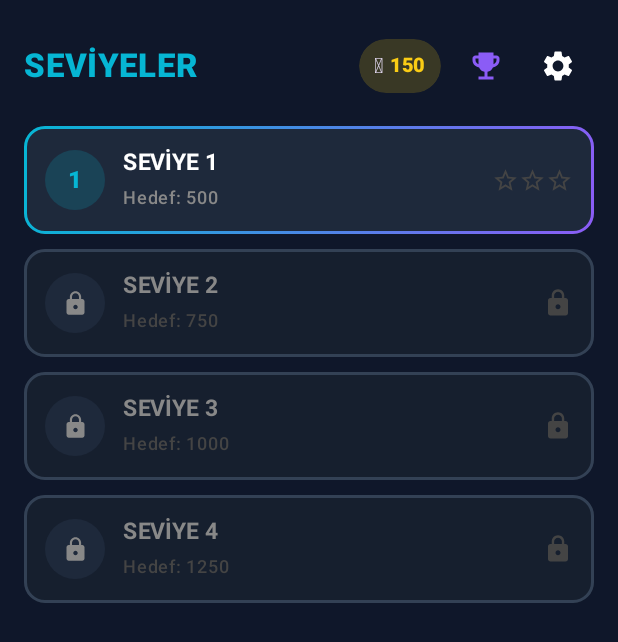
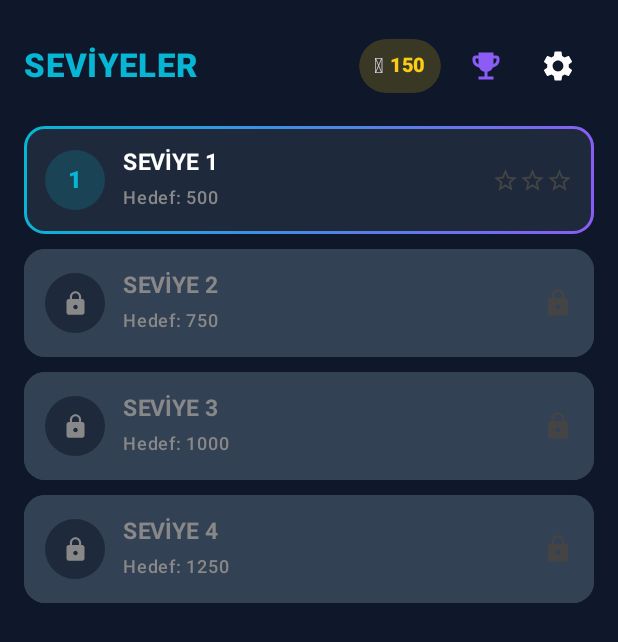
Before and after one commit to MiniAppFactory/boomblast, an Android app built with Jetpack Compose: the screen it shows after launch (MainActivity), on a phone screen of 412 x 824 dp. Shown: the top 642 px of the screen. Run offline under Robolectric (Android 15) with nearby library versions, the light colour scheme and no system bars; our stand-ins replace AdMob; 3 statements that could not run were skipped.

Commit message:
Faz 5: Ses/gorsel cila + gercek acik mod
- SoundManager.playBlast: harici ses dosyasi gerektirmeyen, AudioTrack
  ile sentezlenmis dolgun bir "patlama" efekti (satir/kombo temizlenince).
- BlockBlastGame: satir/kombo temizlenince kisa bir altin flas animasyonu
  (Animatable alpha, 350ms sonme).
- BlastColors.kt: acik/koyu icin ortak BlastPalette + blastPalette(darkMode).
  Tum ekranlardaki hardcoded hex renkler (arka plan/kart/kenarlik/metin)
  bu palete tasindi - neon vurgu renkleri (Cyan/Gold/Purple/Green) her
  iki modda ayni kaldi. LevelMapScreen/LoadoutScreen/MissionsScreen
  paralel ajanlarla, BlockBlastGame/SettingsScreen kendim guncellendi.
- Cihazda dogrulandi: Ayarlar'da Koyu Mod kapatilinca tum ekranlar
  (Ayarlar, Seviye Haritasi, Oyun) anlik ve tutarli sekilde acik moda
  geciyor, hicbir crash yok.

```diff
--- a/app/src/main/java/com/example/ui/levels/LevelMapScreen.kt
+++ b/app/src/main/java/com/example/ui/levels/LevelMapScreen.kt
@@ -43,35 +43,35 @@
 import androidx.compose.ui.unit.sp
 import com.example.data.PlayerProgress
 import com.example.game.LevelGenerator
+import com.example.ui.theme.BlastPalette
 import com.example.ui.theme.NeonCyan
 import com.example.ui.theme.NeonGold
 import com.example.ui.theme.NeonPurple
-
-// Dark/neon palette shared with BlockBlastGame.kt so this screen reads as part of the same app.
-private val ScreenBg = Color(0xFF0F172A)
-private val CardBg = Color(0xFF1E293B)
-private val CardBgLocked = Color(0xFF161F2E)
+import com.example.ui.theme.blastPalette
 
 @Composable
 fun LevelMapScreen(
     progress: PlayerProgress,
     isTr: Boolean,
+    darkMode: Boolean,
     onSelectLevel: (Int) -> Unit,
     onOpenMissions: () -> Unit,
     onOpenSettings: () -> Unit
 ) {
+    val palette = blastPalette(darkMode)
     val lastLevel = progress.highestUnlockedLevel + 3
 
     Box(
         modifier = Modifier
             .fillMaxSize()
-            .background(ScreenBg)
+            .background(palette.background)
             .padding(16.dp)
     ) {
         Column(modifier = Modifier.fillMaxSize()) {
             LevelMapHeader(
                 progress = progress,
                 isTr = isTr,
+                palette = palette,
                 onOpenMissions = onOpenMissions,
                 onOpenSettings = onOpenSettings
             )
@@ -94,6 +94,7 @@
                         unlocked = unlocked,
                         stars = stars,
                         isTr = isTr,
+                        palette = palette,
                         onClick = { if (unlocked) onSelectLevel(levelNumber) }
                     )
                 }
@@ -106,6 +107,7 @@
 private fun LevelMapHeader(
     progress: PlayerProgress,
     isTr: Boolean,
+    palette: BlastPalette,
     onOpenMissions: () -> Unit,
     onOpenSettings: () -> Unit
 ) {
@@ -167,7 +169,7 @@
                 Icon(
                     imageVector = Icons.Default.Settings,
                     contentDescription = if (isTr) "Ayarlar" else "Settings",
-                    tint = Color.White
+                    tint = palette.textPrimary
                 )
             }
         }
@@ -180,18 +182,19 @@
     unlocked: Boolean,
     stars: Int?,
     isTr: Boolean,
+    palette: BlastPalette,
     onClick: () -> Unit
 ) {
     val targetScore = LevelGenerator.forLevel(levelNumber).targetScore
     val borderBrush = if (unlocked) {
         Brush.linearGradient(listOf(NeonCyan, NeonPurple))
     } else {
-        Brush.linearGradient(listOf(Color(0xFF334155), Color(0xFF334155)))
+        Brush.linearGradient(listOf(palette.cardBorder, palette.cardBorder))
     }
 
     Card(
         colors = CardDefaults.cardColors(
-            containerColor = if (unlocked) CardBg else CardBgLocked
+            containerColor = if (unlocked) palette.card else palette.cardAlt
         ),
         shape = RoundedCornerShape(14.dp),
         modifier = Modifier
@@ -214,7 +217,7 @@
                         .size(40.dp)
                         .clip(CircleShape)
                         .background(
-                            if (unlocked) NeonCyan.copy(alpha = 0.18f) else Color(0xFF1E293B)
+                            if (unlocked) NeonCyan.copy(alpha = 0.18f) else palette.card
                         ),
                     contentAlignment = Alignment.Center
                 ) {
@@ -242,13 +245,13 @@
                         text = if (isTr) "SEVİYE $levelNumber" else "LEVEL $levelNumber",
                         fontSize = 15.sp,
                         fontWeight = FontWeight.Bold,
-                        color = if (unlocked) Color.White else Color.Gray
+                        color = if (unlocked) palette.textPrimary else palette.textSecondary
                     )
                     Text(
                         text = if (isTr) "Hedef: $targetScore" else "Target: $targetScore",
                         fontSize = 12.sp,
                         fontWeight = FontWeight.Medium,
-                        color = if (unlocked) Color.Gray else Color.DarkGray
+                        color = palette.textSecondary
                     )
                 }
             }
--- a/app/src/main/java/com/example/ui/navigation/AppNavigation.kt
+++ b/app/src/main/java/com/example/ui/navigation/AppNavigation.kt
@@ -59,6 +59,7 @@
                     LevelMapScreen(
                         progress = progress,
                         isTr = progress.isTr,
+                        darkMode = progress.darkMode,
                         onSelectLevel = { level -> navController.navigate(Routes.loadout(level)) },
                         onOpenMissions = { navController.navigate(Routes.MISSIONS) },
                         onOpenSettings = { navController.navigate(Routes.SETTINGS) }
@@ -81,6 +82,7 @@
                 targetScore = definition.targetScore,
                 progress = progress,
                 isTr = progress.isTr,
+                darkMode = progress.darkMode,
                 onBuyBooster = { type -> viewModel.buyBooster(type) },
                 onWatchAdForTokens = {
                     val activity = context.findActivity()
@@ -111,6 +113,7 @@
                 currentTheme = progress.blockTheme,
                 isTr = progress.isTr,
                 soundEnabled = progress.soundEnabled,
+                darkMode = progress.darkMode,
                 initialBoosterCounts = progress.ownedBoosters,
                 onSelectTheme = { theme -> viewModel.setBlockTheme(theme) },
                 onUseBooster = { type -> viewModel.consumeBoosterFromInventory(type) },
@@ -125,6 +128,7 @@
             MissionsScreen(
                 missionProgress = missions,
                 isTr = progress.isTr,
+                darkMode = progress.darkMode,
                 onClaim = { id -> viewModel.claimMission(id) },
                 onBack = { navController.popBackStack() }
             )
--- /dev/null
+++ b/app/src/main/java/com/example/ui/theme/BlastColors.kt
@@ -0,0 +1,38 @@
+package com.example.ui.theme
+
+import androidx.compose.ui.graphics.Color
+
+// Faz 5: acik/koyu mod icin ekranlarin okudugu ortak "token" paleti.
+// Neon vurgu renkleri (NeonCyan/NeonGold/NeonPurple/vb.) her iki modda da
+// ayni kalir, degisen sadece zemin/kart/metin katmanlari.
+data class BlastPalette(
+    val background: Color,
+    val card: Color,
+    val cardAlt: Color,
+    val cardBorder: Color,
+    val textPrimary: Color,
+    val textSecondary: Color,
+    val emptyCell: Color
+)
+
+val BlastDarkPalette = BlastPalette(
+    background = Color(0xFF0F172A),
+    card = Color(0xFF1E293B),
+    cardAlt = Color(0xFF334155),
+    cardBorder = Color(0xFF334155),
+    textPrimary = Color.White,
+    textSecondary = Color.Gray,
+    emptyCell = Color(0xFF0F172A)
+)
+
+val BlastLightPalette = BlastPalette(
+    background = KronLightBg,
+    card = KronLightCard,
+    cardAlt = Color(0xFFE2E8F0),
+    cardBorder = Color(0xFFCBD5E1),
+    textPrimary = KronLightText,
+    textSecondary = KronLightMuted,
+    emptyCell = Color(0xFFE2E8F0)
+)
+
+fun blastPalette(darkMode: Boolean): BlastPalette = if (darkMode) BlastDarkPalette else BlastLightPalette
```
Also changed, not shown: app/src/main/java/com/example/ui/games/blockblast/BlockBlastGame.kt (+58 -35 lines), app/src/main/java/com/example/ui/missions/MissionsScreen.kt (+18 -16 lines), app/src/main/java/com/example/ui/settings/SettingsScreen.kt (+26 -17 lines), app/src/main/java/com/example/ui/shop/LoadoutScreen.kt (+24 -21 lines), app/src/main/java/com/example/utils/SoundManager.kt (+65 -0 lines).
